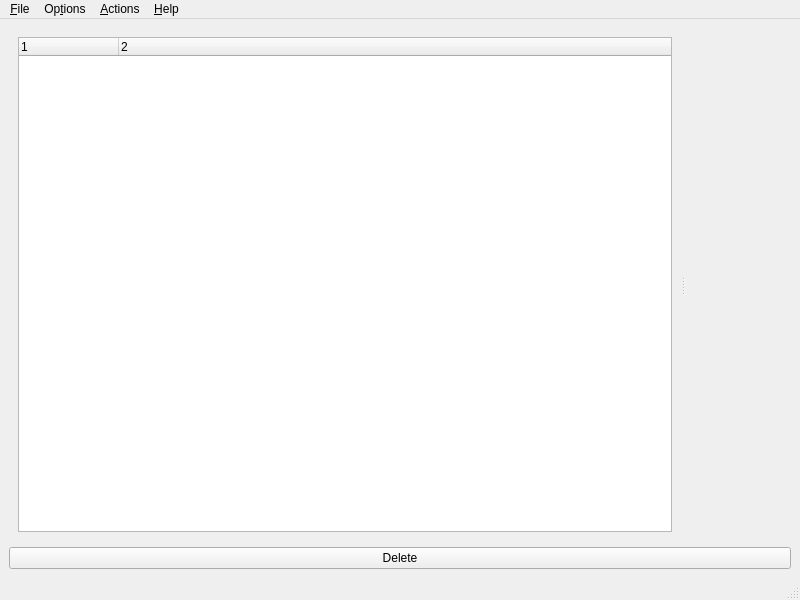
Old version of the form dittohunt/dittohunt.ui in the repository digitalpeer/dittohunt.
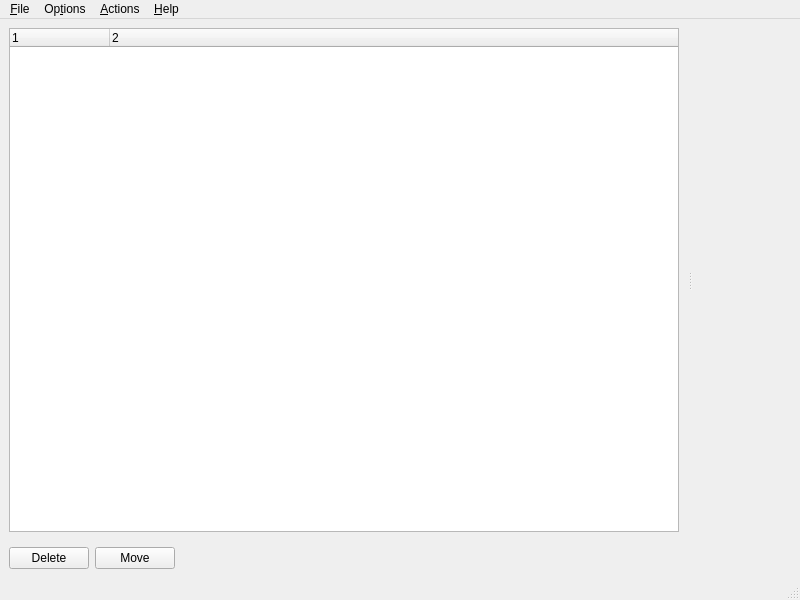
New version of the form. Icons and pictures are not drawn.

Commit message:
Add move button and prepare for more options
This adds a move button and support for moving files to another directory
instead of deleting. To support this, shutils is used. This also adds some more
options for finding and automatically selecting files, some of which are not
enabled yet.

```diff
--- a/dittohunt/dittohunt.ui
+++ b/dittohunt/dittohunt.ui
@@ -19,6 +19,9 @@
   </property>
   <widget class="QWidget" name="centralwidget">
    <layout class="QGridLayout" name="gridLayout">
+    <property name="margin">
+     <number>0</number>
+    </property>
     <item row="0" column="0">
      <layout class="QVBoxLayout" name="verticalLayout">
       <item>
@@ -37,7 +40,7 @@
           <number>0</number>
          </property>
          <layout class="QGridLayout" name="gridLayout_3">
-          <item row="0" column="0">
+          <item row="0" column="1">
            <widget class="QTreeWidget" name="tree">
             <property name="editTriggers">
              <set>QAbstractItemView::NoEditTriggers</set>
@@ -102,11 +105,62 @@
        </widget>
       </item>
       <item>
-       <widget class="QPushButton" name="deleteButton">
-        <property name="text">
-         <string>Delete</string>
+       <layout class="QHBoxLayout" name="horizontalLayout_2">
+        <property name="sizeConstraint">
+         <enum>QLayout::SetMinimumSize</enum>
         </property>
-       </widget>
+        <property name="leftMargin">
+         <number>9</number>
+        </property>
+        <property name="topMargin">
+         <number>0</number>
+        </property>
+        <property name="rightMargin">
+         <number>9</number>
+        </property>
+        <property name="bottomMargin">
+         <number>9</number>
+        </property>
+        <item>
+         <widget class="QPushButton" name="deleteButton">
+          <property name="sizePolicy">
+           <sizepolicy hsizetype="Fixed" vsizetype="Fixed">
+            <horstretch>0</horstretch>
+            <verstretch>0</verstretch>
+           </sizepolicy>
+          </property>
+          <property name="text">
+           <string>Delete</string>
+          </property>
+         </widget>
+        </item>
+        <item>
+         <widget class="QPushButton" name="moveButton">
+          <property name="sizePolicy">
+           <sizepolicy hsizetype="Fixed" vsizetype="Fixed">
+            <horstretch>0</horstretch>
+            <verstretch>0</verstretch>
+           </sizepolicy>
+          </property>
+          <property name="text">
+           <string>Move</string>
+          </property>
+         </widget>
+        </item>
+        <item>
+         <spacer name="horizontalSpacer">
+          <property name="orientation">
+           <enum>Qt::Horizontal</enum>
+          </property>
+          <property name="sizeHint" stdset="0">
+           <size>
+            <width>40</width>
+            <height>20</height>
+           </size>
+          </property>
+         </spacer>
+        </item>
+       </layout>
       </item>
      </layout>
     </item>
```
Left out of the diff: 38 changed lines with no effect on the pictures. The commit also changes 3 other files.
